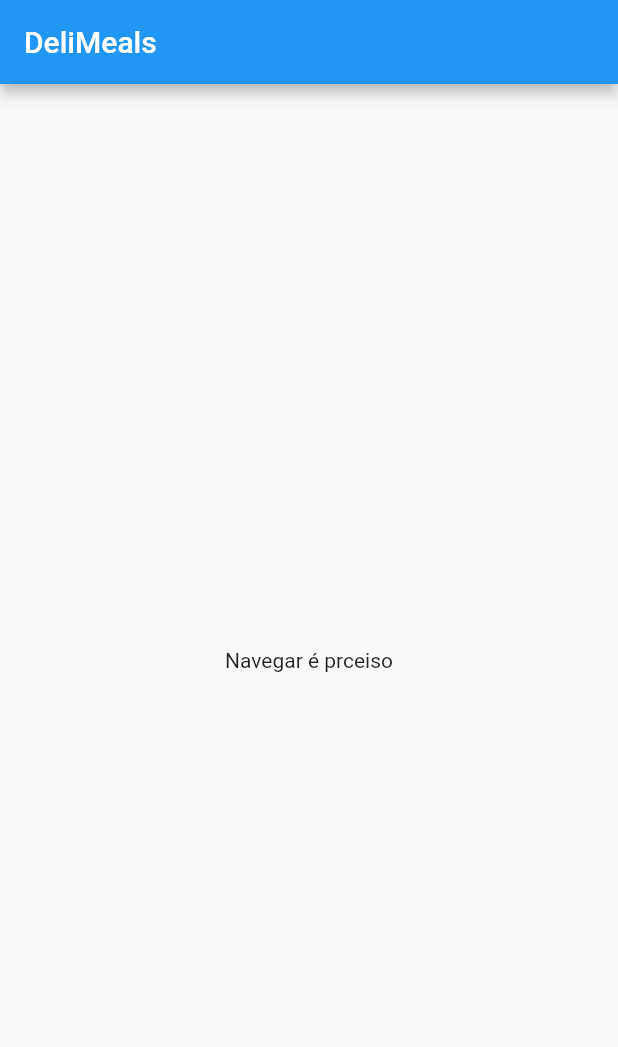
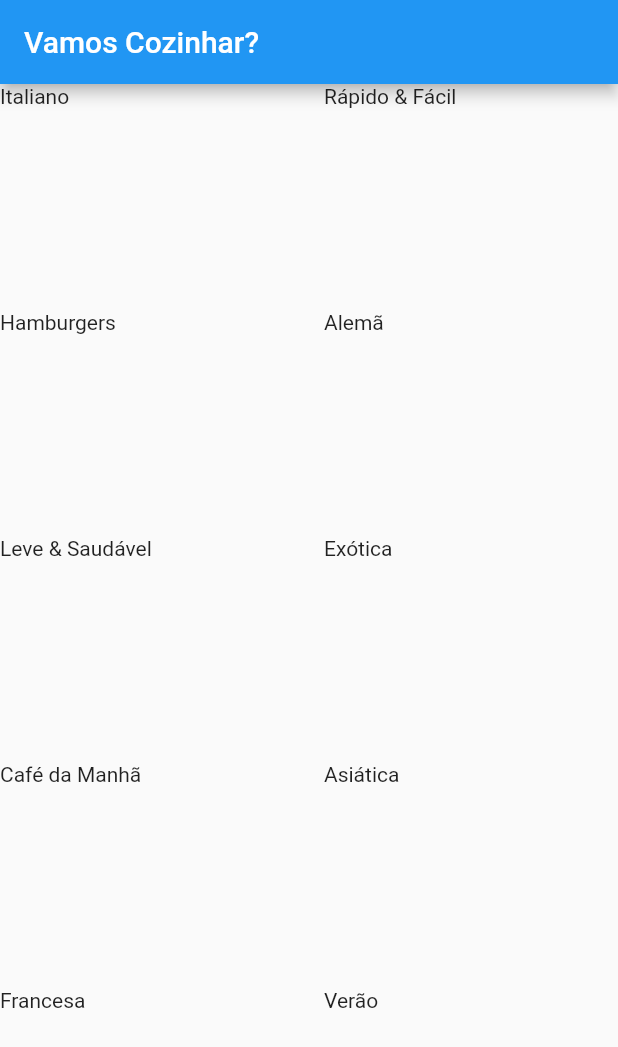
Before and after one commit to masilvasql/Flutter_course, a Flutter app: the screen it shows after launch, on a phone screen of 412 x 824 dp. Shown: the top 1047 px of the screen. Run offline on Flutter 3.47's test engine with Material 2 defaults, Android fonts, the phone set to English and light mode, and no system bars.

Commit message:
redefinido tela principal, iniciado criação dinâmica do componente categorias

```diff
--- /dev/null
+++ b/meals/lib/components/category_item.dart
@@ -0,0 +1,18 @@
+import 'package:flutter/material.dart';
+import '../models/category.dart';
+
+class CategortItem extends StatelessWidget {
+  final Category category;
+
+  const CategortItem({
+    Key? key,
+    required this.category,
+  }) : super(key: key);
+
+  @override
+  Widget build(BuildContext context) {
+    return Container(
+      child: Text(category.title),
+    );
+  }
+}
--- a/meals/lib/data/dummy_data.dart
+++ b/meals/lib/data/dummy_data.dart
@@ -1,56 +1,57 @@
-// ignore_for_file: constant_identifier_names, unnecessary_const
+// ignore_for_file: unnecessary_const
 
 import 'package:flutter/material.dart';
 
 import '../models/category.dart';
 
-const DUMMY_CATEGORIES = const [
-  Category(
+// ignore: constant_identifier_names
+const DUMMY_CATEGORIES = [
+  const Category(
     id: 'c1',
     title: 'Italiano',
     color: Colors.purple,
   ),
-  Category(
+  const Category(
     id: 'c2',
     title: 'Rápido & Fácil',
     color: Colors.red,
   ),
-  Category(
+  const Category(
     id: 'c3',
     title: 'Hamburgers',
     color: Colors.orange,
   ),
-  Category(
+  const Category(
     id: 'c4',
     title: 'Alemã',
     color: Colors.amber,
   ),
-  Category(
+  const Category(
     id: 'c5',
     title: 'Leve & Saudável',
     color: Colors.indigo,
   ),
-  Category(
+  const Category(
     id: 'c6',
     title: 'Exótica',
     color: Colors.green,
   ),
-  Category(
+  const Category(
     id: 'c7',
     title: 'Café da Manhã',
     color: Colors.lightBlue,
   ),
-  Category(
+  const Category(
     id: 'c8',
     title: 'Asiática',
     color: Colors.lightGreen,
   ),
-  Category(
+  const Category(
     id: 'c9',
     title: 'Francesa',
     color: Colors.pink,
   ),
-  Category(
+  const Category(
     id: 'c10',
     title: 'Verão',
     color: Colors.teal,
--- a/meals/lib/main.dart
+++ b/meals/lib/main.dart
@@ -1,4 +1,5 @@
 import 'package:flutter/material.dart';
+import 'screens/categories_screen.dart';
 
 void main() {
   runApp(MyApp());
@@ -12,26 +13,7 @@ class MyApp extends StatelessWidget {
       theme: ThemeData(
         primarySwatch: Colors.blue,
       ),
-      home: MyHomePage(),
+      home: CategoriesScreen(),
     );
   }
 }
-
-class MyHomePage extends StatefulWidget {
-  @override
-  State<MyHomePage> createState() => _MyHomePageState();
-}
-
-class _MyHomePageState extends State<MyHomePage> {
-  @override
-  Widget build(BuildContext context) {
-    return Scaffold(
-      appBar: AppBar(
-        title: Text('DeliMeals'),
-      ),
-      body: Center(
-        child: Text('Navegar é prceiso'),
-      ),
-    );
-  }
-}
--- a/meals/lib/screens/categories_screen.dart
+++ b/meals/lib/screens/categories_screen.dart
@@ -0,0 +1,27 @@
+import 'package:flutter/material.dart';
+
+import '../components/category_item.dart';
+import '../data/dummy_data.dart';
+
+class CategoriesScreen extends StatelessWidget {
+  const CategoriesScreen({Key? key}) : super(key: key);
+
+  @override
+  Widget build(BuildContext context) {
+    return Scaffold(
+      appBar: AppBar(
+        title: const Text("Vamos Cozinhar?"),
+      ),
+      body: GridView(
+        gridDelegate: const SliverGridDelegateWithMaxCrossAxisExtent(
+            maxCrossAxisExtent: 200,
+            childAspectRatio: 3 / 2,
+            crossAxisSpacing: 20,
+            mainAxisSpacing: 20),
+        children: DUMMY_CATEGORIES.map((category) {
+          return CategortItem(category: category);
+        }).toList(),
+      ),
+    );
+  }
+}
```
Also changed, not shown: 1 other file.
